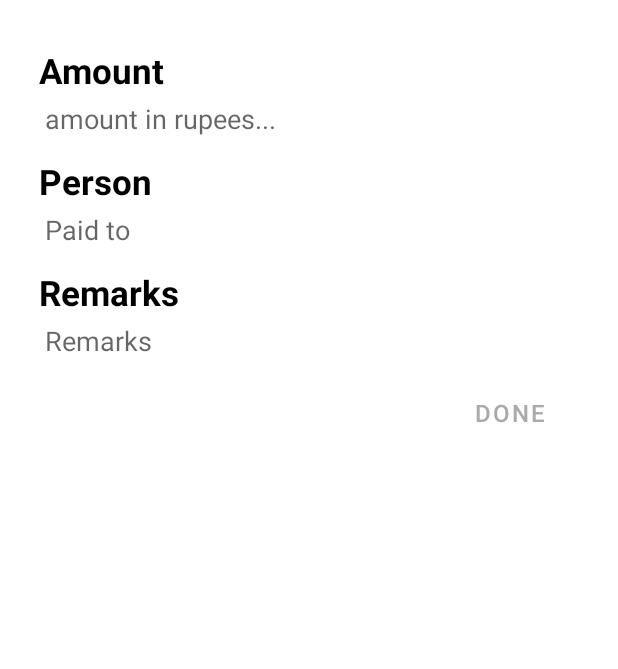
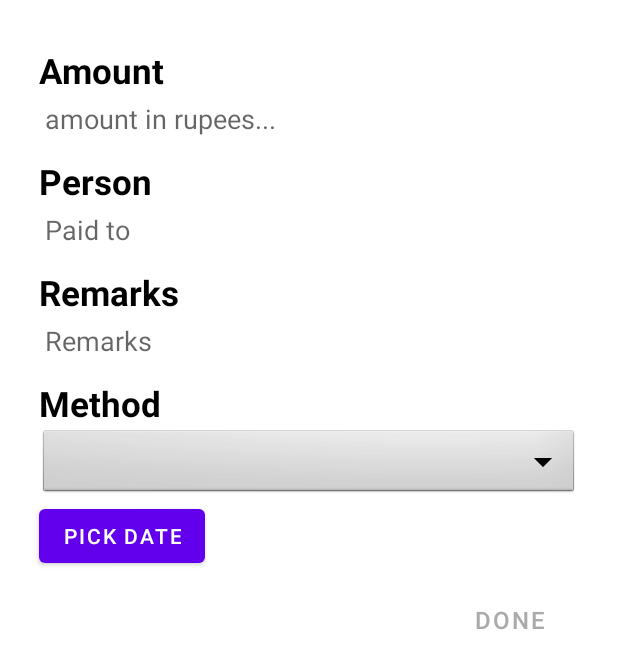
Before and after one commit to Hardik-hi/Mipo, an Android app: the layout activity_add_expense.xml on its own in the app's theme, with its tools: preview values and no code run, on a phone screen of 412 x 824 dp. Shown: the top 669 px of the screen. Run offline under Robolectric (Android 15) with nearby library versions, the phone set to English and light mode, and no system bars.

Commit message:
Added Dropdown and date picker

```diff
--- a/app/src/main/res/layout/activity_add_expense.xml
+++ b/app/src/main/res/layout/activity_add_expense.xml
@@ -80,12 +80,45 @@
     android:inputType="textPersonName"
     />
 
+    <TextView
+        android:id="@+id/expenseMethod"
+        android:layout_width="wrap_content"
+        android:layout_height="wrap_content"
+        android:layout_marginStart="10dp"
+        android:layout_marginTop="10dp"
+        android:layout_below="@+id/newExpenseRemark"
+        android:text="Method"
+        android:textColor="@android:color/black"
+        android:textSize="23sp"
+        android:textStyle="bold" />
+
+    <Spinner
+        android:id="@+id/newExpenseMethod"
+        android:layout_width="match_parent"
+        android:layout_height="wrap_content"
+        android:layout_below="@+id/expenseMethod"
+        android:layout_marginStart="10dp"
+        android:layout_marginEnd="10dp"
+        android:background="@android:drawable/btn_dropdown"
+        android:hint="Payment method"
+        android:padding="4dp"
+        android:spinnerMode="dropdown"
+        android:textAppearance="@style/TextAppearance.AppCompat.Medium" />
 
     <Button
-        android:id="@+id/newTaskButton"
+        android:id="@+id/newExpenseDate"
         android:layout_width="wrap_content"
         android:layout_height="wrap_content"
-        android:layout_below="@id/newExpenseRemark"
+        android:text="Pick date"
+        android:layout_marginStart="10dp"
+        android:layout_below="@+id/newExpenseMethod"
+        android:onClick="showDatePickerDialog" />
+
+    <Button
+        android:id="@+id/newExpenseButton"
+        android:layout_width="wrap_content"
+        android:layout_height="wrap_content"
+        android:layout_below="@id/newExpenseDate"
         android:textSize="16sp"
         android:layout_alignParentEnd="true"
         android:layout_marginEnd="12dp"
--- a/app/src/main/res/values/strings.xml
+++ b/app/src/main/res/values/strings.xml
@@ -1,4 +1,10 @@
 <resources>
     <string name="app_name">Mipo</string>
     <string name="expenses">Expenses</string>
+    <string-array name="expense_methods">
+        <item>Cash</item>
+        <item>Card</item>
+        <item>UPI</item>
+        <item>Net Banking</item>
+    </string-array>
 </resources>
```
